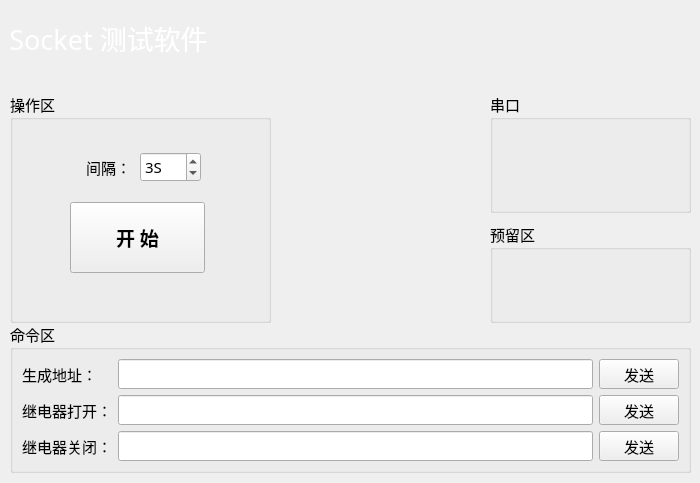
ChinaClever/ScalePoint, file Socket-Fvt/Socket-Fvt/mainwindow.ui: the form before one commit.
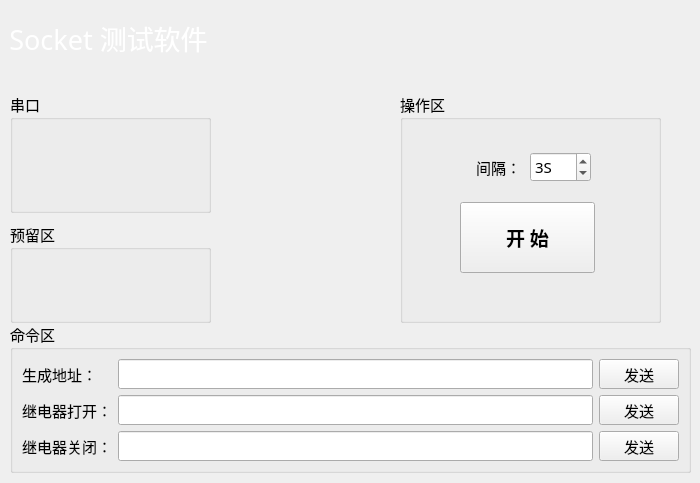
The form after the commit.

```diff
--- a/Socket-Fvt/Socket-Fvt/mainwindow.ui
+++ b/Socket-Fvt/Socket-Fvt/mainwindow.ui
@@ -94,7 +94,7 @@
       <widget class="QGroupBox" name="groupBox_2">
        <property name="geometry">
         <rect>
-         <x>10</x>
+         <x>400</x>
          <y>10</y>
          <width>261</width>
          <height>231</height>
@@ -184,7 +184,7 @@
       <widget class="QGroupBox" name="comBox">
        <property name="geometry">
         <rect>
-         <x>490</x>
+         <x>10</x>
          <y>10</y>
          <width>201</width>
          <height>121</height>
@@ -197,7 +197,7 @@
       <widget class="QGroupBox" name="groupBox_4">
        <property name="geometry">
         <rect>
-         <x>490</x>
+         <x>10</x>
          <y>140</y>
          <width>201</width>
          <height>101</height>
```
